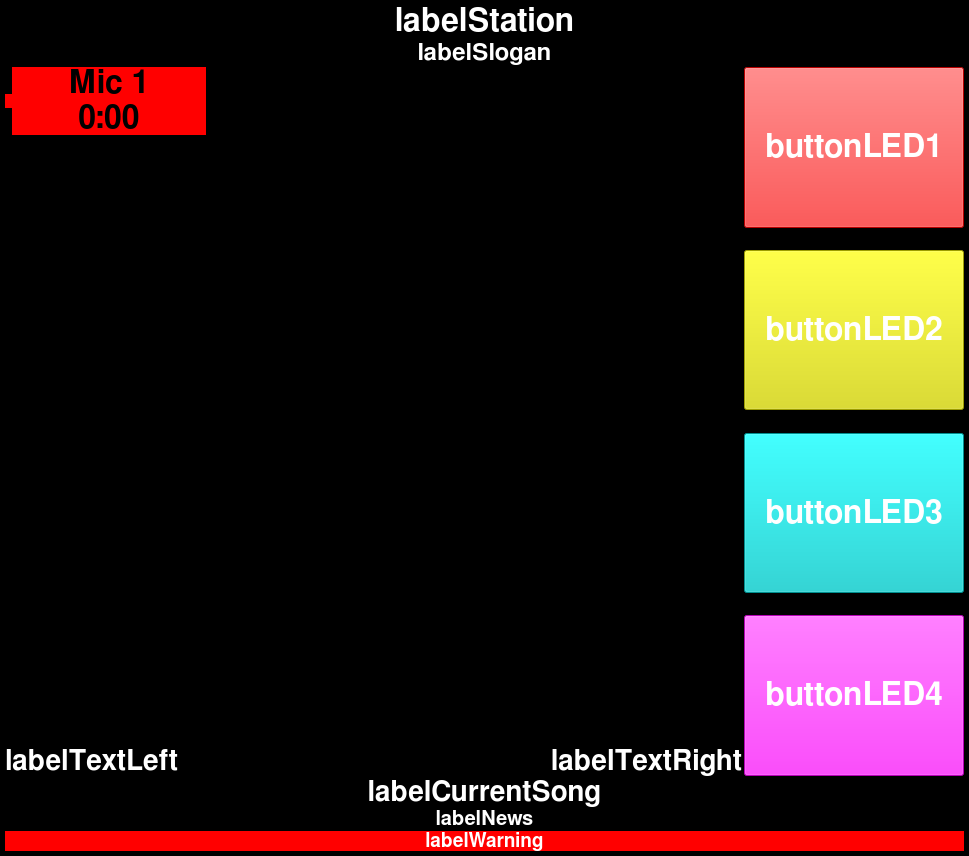
Old version of the form mainscreen.ui in the repository saschaludwig/OnAirScreen.
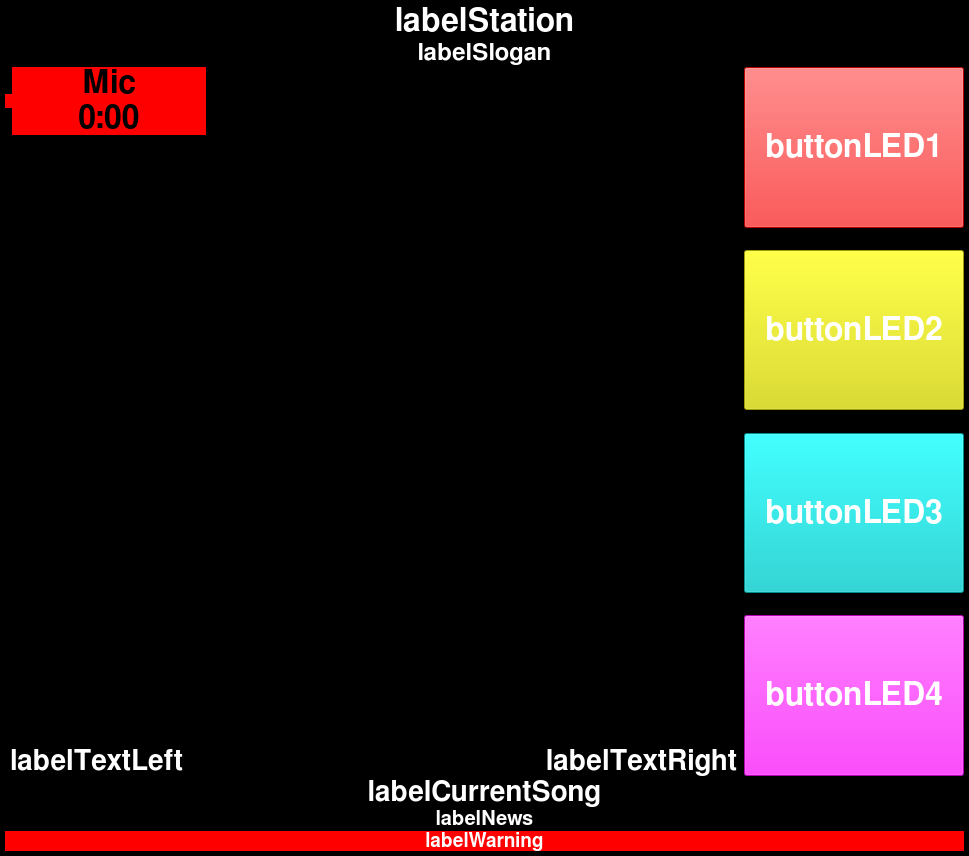
New version of the form. Icons and pictures are not drawn. Custom widgets are drawn as their Qt base class.

Commit message: changed default AIR1 Text, added margin to first text line

What changed in the file:
```diff
--- a/mainscreen.ui
+++ b/mainscreen.ui
@@ -318,7 +318,7 @@
          <string notr="true">background-color: rgb(255, 0, 0);</string>
         </property>
         <property name="text">
-         <string>Mic 1
+         <string>Mic
 0:00</string>
         </property>
         <property name="alignment">
@@ -576,6 +576,12 @@
    </item>
    <item row="3" column="0" colspan="2">
     <layout class="QHBoxLayout" name="horizontalLayout">
+     <property name="leftMargin">
+      <number>5</number>
+     </property>
+     <property name="rightMargin">
+      <number>5</number>
+     </property>
      <item>
       <widget class="QLabel" name="labelTextLeft">
        <property name="font">
```
Left out of the diff: 3 changed lines with no effect on the pictures. The commit also changes 1 other file.
